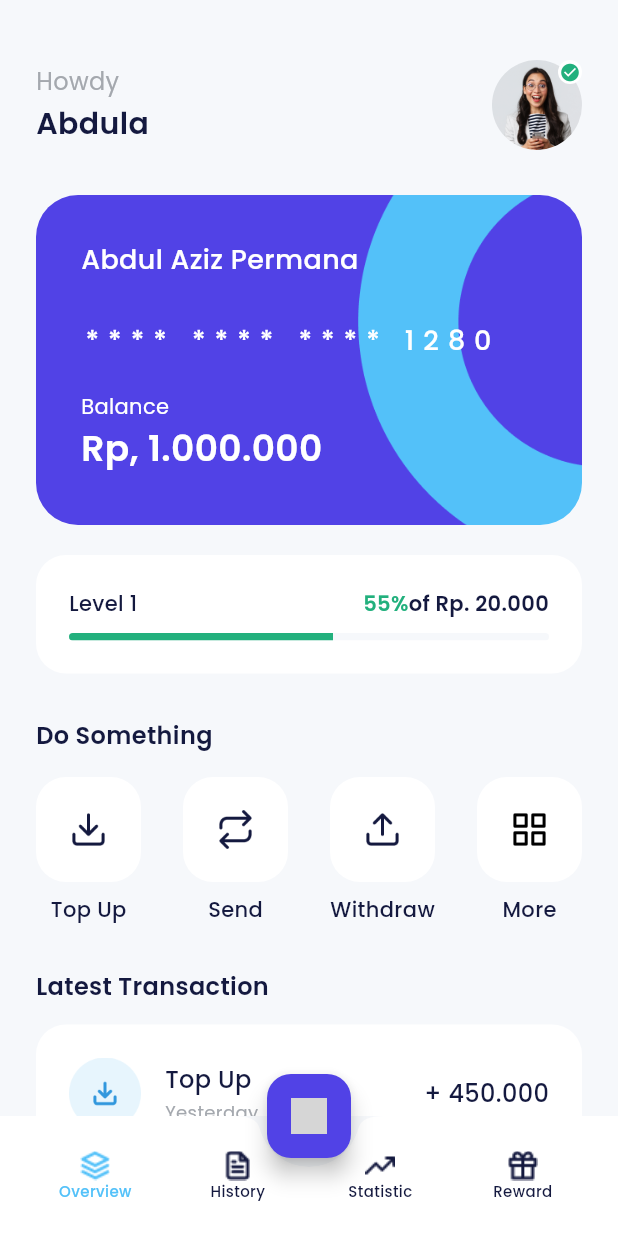
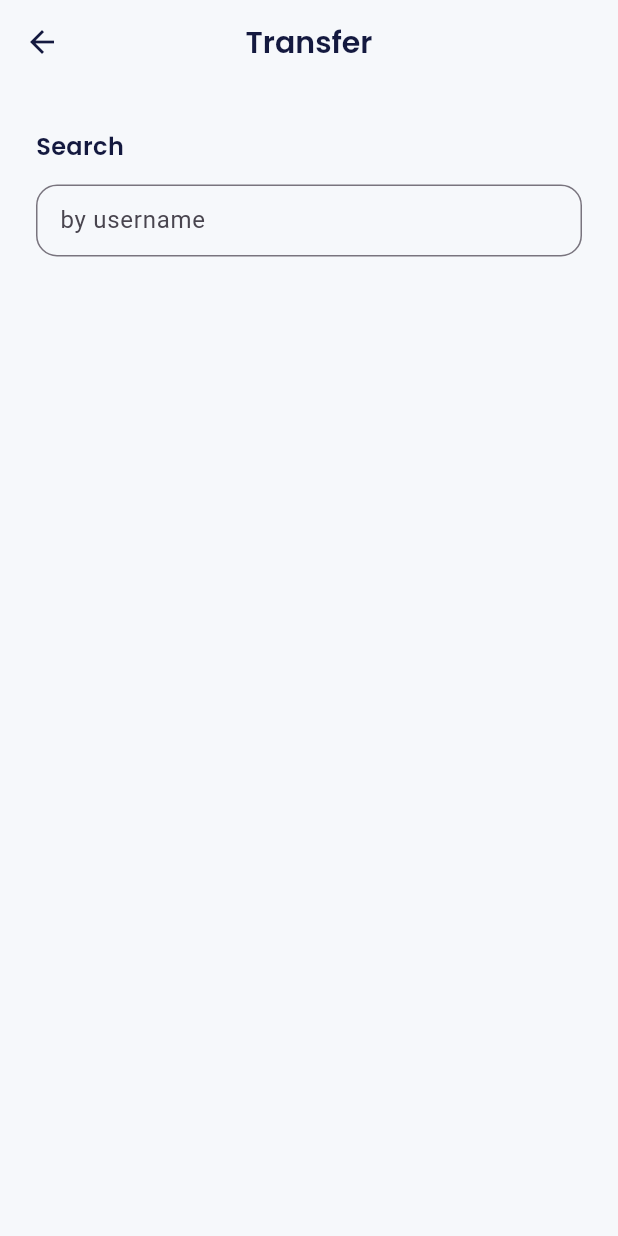
Before and after one commit to abdulazizpermana/bank_sha, a Flutter app: the HomePage screen opened by its route, after a tap on "Send", on a phone screen of 412 x 824 dp. Run offline on Flutter 3.47's test engine with Material 3 defaults, Android fonts, the phone set to English and light mode, and no system bars; our stand-ins replace carousel_slider, google_fonts; grey boxes are pictures that could not be loaded.

Commit message:
add transefr page

```diff
--- a/lib/main.dart
+++ b/lib/main.dart
@@ -11,6 +11,7 @@ import 'package:bank_sha/pages/signup_success.dart';
 import 'package:bank_sha/pages/topup/topup_amount_page.dart';
 import 'package:bank_sha/pages/topup/topup_page.dart';
 import 'package:bank_sha/pages/topup/topup_success.dart';
+import 'package:bank_sha/pages/transfer/transfer_page.dart';
 import 'package:bank_sha/shared/theme.dart';
 import 'package:flutter/material.dart';
 import 'pages/home_page.dart';
@@ -58,6 +59,7 @@ class MyApp extends StatelessWidget {
         '/topup': (context) => const TopUpPage(),
         '/topup-amount': (context) => const TopUpAmountPage(),
         '/topup-success': (context) => const TopUpSuccess(),
+        '/transfer': (context) => const TransferPage(),
       },
     );
   }
--- a/lib/pages/home_page.dart
+++ b/lib/pages/home_page.dart
@@ -311,7 +311,9 @@ class HomePage extends StatelessWidget {
               HomeServicesItem(
                 iconurl: 'assets/ic_send.png',
                 title: 'Send',
-                onTap: () {},
+                onTap: () {
+                  Navigator.pushNamed(context, '/transfer');
+                },
               ),
               HomeServicesItem(
                 iconurl: 'assets/ic_withdraw.png',
--- /dev/null
+++ b/lib/pages/transfer/transfer_page.dart
@@ -0,0 +1,42 @@
+import 'package:bank_sha/shared/theme.dart';
+import 'package:bank_sha/widgets/custom_form.dart';
+import 'package:flutter/material.dart';
+
+class TransferPage extends StatelessWidget {
+  const TransferPage({super.key});
+
+  @override
+  Widget build(BuildContext context) {
+    return Scaffold(
+      appBar: AppBar(
+        title: const Text(
+          'Transfer',
+        ),
+      ),
+      body: ListView(
+        padding: const EdgeInsets.symmetric(
+          horizontal: 24,
+        ),
+        children: [
+          const SizedBox(
+            height: 30,
+          ),
+          Text(
+            'Search',
+            style: blackTextStyle.copyWith(
+              fontSize: 16,
+              fontWeight: semiBold,
+            ),
+          ),
+          const SizedBox(
+            height: 14,
+          ),
+          CustomFormField(
+            title: 'by username',
+            isShowTitle: false,
+          )
+        ],
+      ),
+    );
+  }
+}
--- a/lib/widgets/custom_form.dart
+++ b/lib/widgets/custom_form.dart
@@ -6,11 +6,13 @@ class CustomFormField extends StatelessWidget {
   final String title;
   final bool obscuretext;
   final TextEditingController? controller;
+  final bool isShowTitle;
   const CustomFormField({
     super.key,
     required this.title,
     this.obscuretext = false,
     this.controller,
+    this.isShowTitle = true,
   });
 
   @override
@@ -18,12 +20,14 @@ class CustomFormField extends StatelessWidget {
     return Column(
       crossAxisAlignment: CrossAxisAlignment.start,
       children: [
+        if (isShowTitle)
           Text(
             title,
             style: blackTextStyle.copyWith(
               fontWeight: medium,
             ),
           ),
+        if (isShowTitle)
           const SizedBox(
             height: 8,
           ),
@@ -31,6 +35,7 @@ class CustomFormField extends StatelessWidget {
           obscureText: obscuretext,
           controller: controller,
           decoration: InputDecoration(
+            hintText: !isShowTitle ? title : null,
             border: OutlineInputBorder(
               borderRadius: BorderRadius.circular(
                 14,
```
Lines whose indentation alone changed are shown as unchanged.
